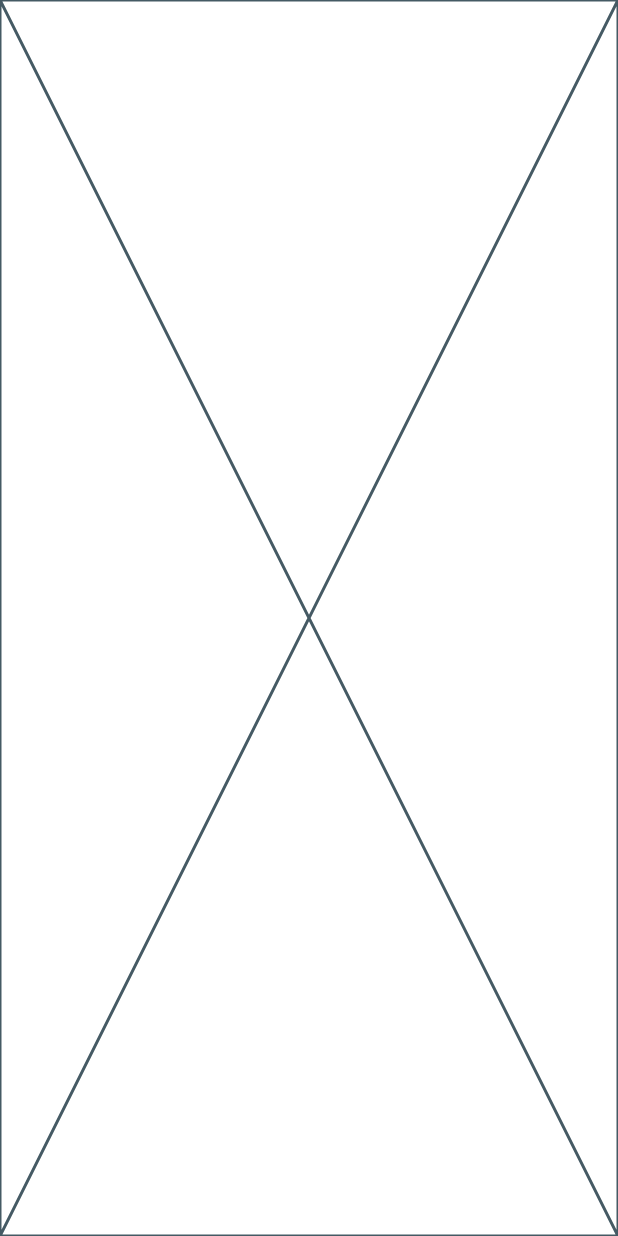
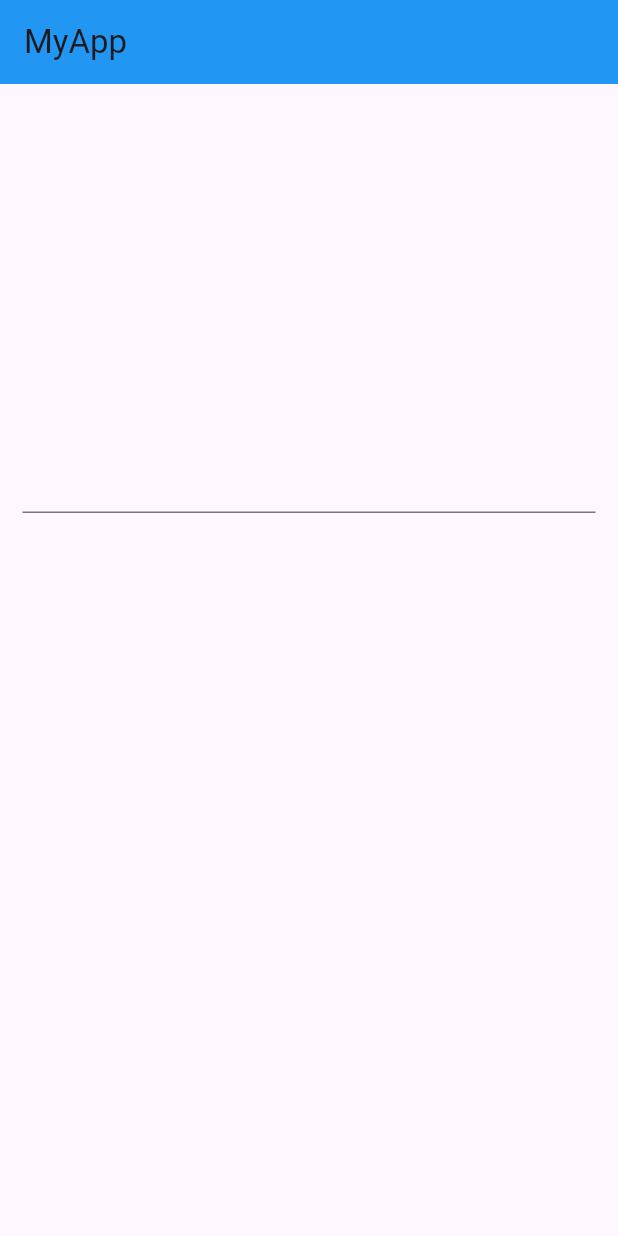
Before and after one commit to rafsanza-hub/learn-flutter, a Flutter app: the screen it shows after launch, on a phone screen of 412 x 824 dp. Run offline on Flutter 3.47's test engine with Material 3 defaults, Android fonts, the phone set to English and light mode, and no system bars.

Commit message:
TextField

```diff
--- a/lib/main.dart
+++ b/lib/main.dart
@@ -2,11 +2,41 @@ import 'package:flutter/material.dart';
 
 void main() => runApp(MyApp());
 
-class MyApp extends StatelessWidget {
+class MyApp extends StatefulWidget {
   const MyApp({super.key});
 
   @override
+  State<MyApp> createState() => _MyAppState();
+}
+
+class _MyAppState extends State<MyApp> {
+  String hasil = "";
+
+  @override
   Widget build(BuildContext context) {
-    return const Placeholder();
+    return MaterialApp(
+      home: Scaffold(
+        appBar: AppBar(
+          title: const Text("MyApp"),
+          backgroundColor: Colors.blue,
+        ),
+        body: Padding(
+          padding: const EdgeInsets.all(15),
+          child: Column(
+            mainAxisAlignment: MainAxisAlignment.spaceEvenly,
+            children: [
+              TextField(
+                onSubmitted: (value) {
+                  setState(() {
+                    hasil = value;
+                  });
+                },
+              ),
+              Text(hasil),
+            ],
+          ),
+        ),
+      ),
+    );
   }
 }
```
Also changed, not shown: pubspec.yaml (+5 -12 lines), pubspec.lock, 2 other files.
